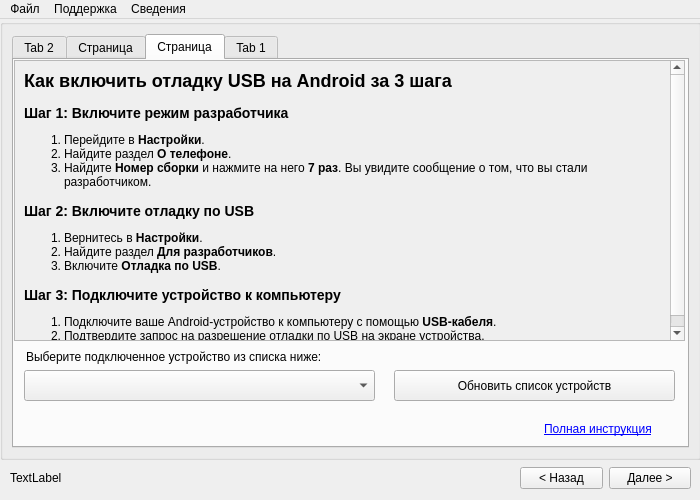
This is ui/mainwindow.ui in badcast/adskiller as Qt 5 draws it before an edit. The edited form follows.
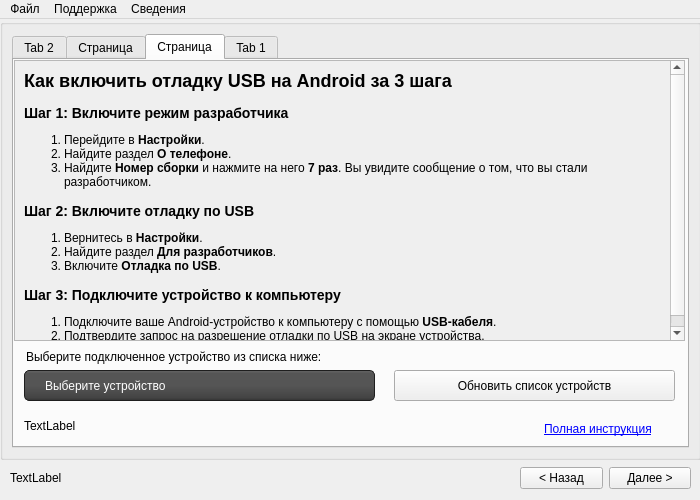
This is the edited form. Icons and pictures are not drawn.

The edit to the form file:
```diff
--- a/ui/mainwindow.ui
+++ b/ui/mainwindow.ui
@@ -215,6 +215,91 @@
            <height>31</height>
           </rect>
          </property>
+         <property name="styleSheet">
+          <string notr="true">QComboBox
+{
+    subcontrol-origin: padding;
+    subcontrol-position: top right;
+    selection-background-color: #111;
+    selection-color: yellow;
+    color: white;
+    background-color: QLinearGradient( x1: 0, y1: 0, x2: 0, y2: 1, stop: 0 #565656, stop: 0.1 #525252, stop: 0.5 #4e4e4e, stop: 0.9 #4a4a4a, stop: 1 #464646);
+    border-style: solid;
+    border: 1px solid #1e1e1e;
+    border-radius: 5;
+    padding: 1px 0px 1px 20px;
+}
+
+
+QComboBox:hover, QPushButton:hover
+{
+    border: 1px solid yellow;
+    color: white;
+}
+
+QComboBox:editable {
+    background: red;
+    color: pink;
+}
+
+QComboBox:on
+{
+    padding-top: 0px;
+    padding-left: 0px;
+    color: white;
+    background-color: QLinearGradient( x1: 0, y1: 0, x2: 0, y2: 1, stop: 0 #2d2d2d, stop: 0.1 #2b2b2b, stop: 0.5 #292929, stop: 0.9 #282828, stop: 1 #252525);
+    selection-background-color: #ffaa00;
+}
+
+QComboBox:!on
+{
+    color: white;
+    background-color: QLinearGradient( x1: 0, y1: 0, x2: 0, y2: 1, stop: 0 #666, stop: 0.1 #555, stop: 0.5 #555, stop: 0.9 #444, stop: 1 #333);
+}
+
+QComboBox QAbstractItemView
+{
+    border: 2px solid darkgray;
+    color: black;
+    selection-background-color: QLinearGradient( x1: 0, y1: 0, x2: 0, y2: 1, stop: 0 #111, stop: 1 #333);
+}
+
+QComboBox::drop-down
+{
+     subcontrol-origin: padding;
+     subcontrol-position: top right;
+     width: 15px;
+     color: white;
+     border-left-width: 0px;
+     border-left-color: darkgray;
+     border-left-style: solid; /* just a single line */
+     border-top-right-radius: 3px; /* same radius as the QComboBox */
+     border-bottom-right-radius: 3px;
+     padding-left: 10px;
+ }
+
+QComboBox::down-arrow, QSpinBox::down-arrow, QTimeEdit::down-arrow, QDateEdit::down-arrow
+{
+     image: url(:/icons/down_arrow.png);
+     width: 7px;
+     height: 5px;
+}</string>
+         </property>
+         <item>
+          <property name="text">
+           <string>Выберите устройство</string>
+          </property>
+         </item>
+         <item>
+          <property name="text">
+           <string>Новый элемент</string>
+          </property>
+         </item>
+         <item>
+          <property name="text">
+           <string>Новый элемент</string>
+          </property>
+         </item>
         </widget>
         <widget class="QPushButton" name="pushButton_2">
          <property name="geometry">
@@ -313,6 +398,19 @@
           <string>Выберите подключенное устройство из списка ниже: </string>
          </property>
         </widget>
+        <widget class="QLabel" name="connectDeviceStateStat">
+         <property name="geometry">
+          <rect>
+           <x>10</x>
+           <y>350</y>
+           <width>371</width>
+           <height>31</height>
+          </rect>
+         </property>
+         <property name="text">
+          <string>TextLabel</string>
+         </property>
+        </widget>
        </widget>
        <widget class="QWidget" name="tab2">
         <property name="toolTip">
```
